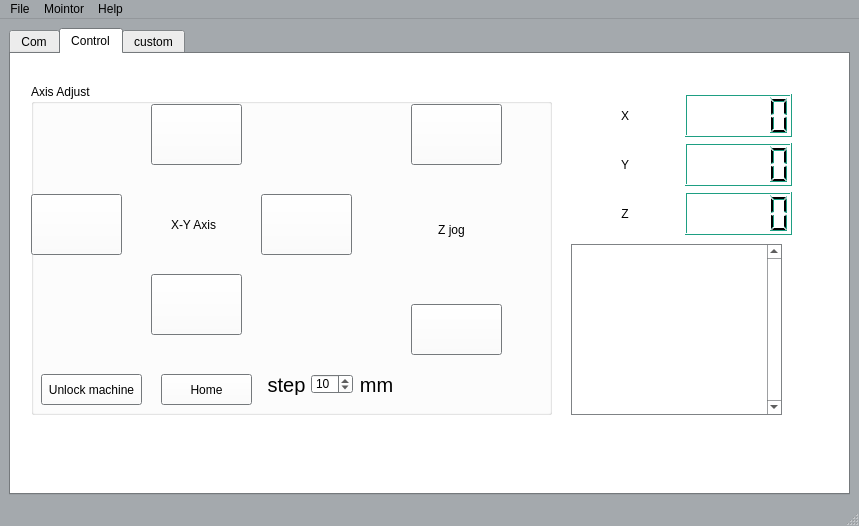
kmolLin/Pyquino, file core/mainwindow.ui: the form before one commit.
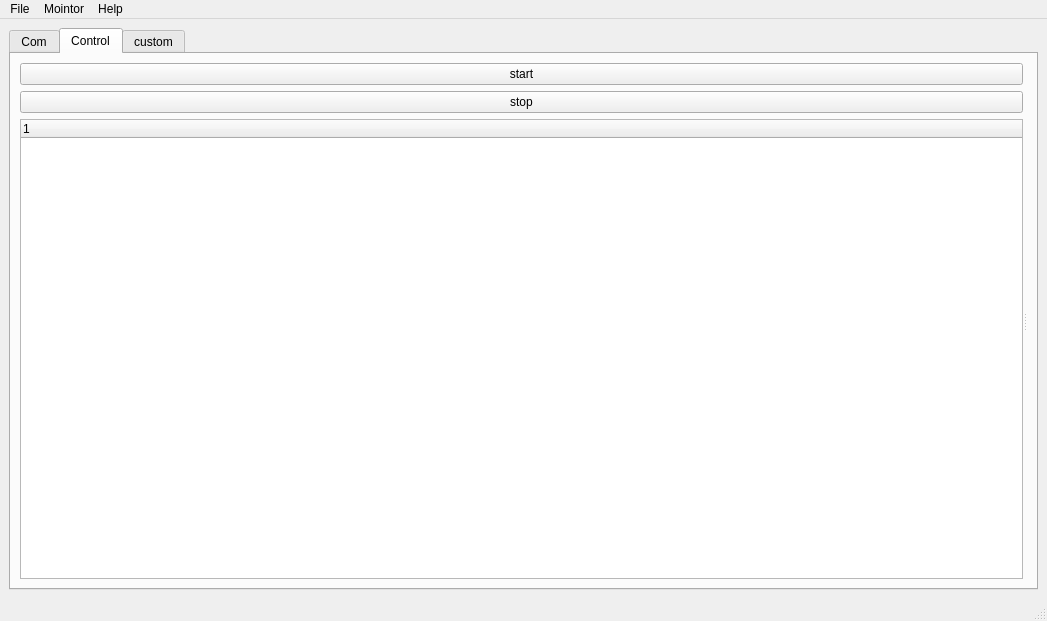
The form after the commit. The open tabs and pages were chosen to show the change. Icons and pictures are not drawn.

Patch:
```diff
--- a/core/mainwindow.ui
+++ b/core/mainwindow.ui
@@ -6,263 +6,10 @@
    <rect>
     <x>0</x>
     <y>0</y>
-    <width>859</width>
-    <height>526</height>
+    <width>1047</width>
+    <height>621</height>
    </rect>
   </property>
-  <property name="palette">
-   <palette>
-    <active>
-     <colorrole role="WindowText">
-      <brush brushstyle="SolidPattern">
-       <color alpha="255">
-        <red>0</red>
-        <green>0</green>
-        <blue>0</blue>
-       </color>
-      </brush>
-     </colorrole>
-     <colorrole role="Button">
-      <brush brushstyle="SolidPattern">
-       <color alpha="255">
-        <red>255</red>
-        <green>255</green>
-        <blue>255</blue>
-       </color>
-      </brush>
-     </colorrole>
-     <colorrole role="Dark">
-      <brush brushstyle="SolidPattern">
-       <color alpha="255">
-        <red>30</red>
-        <green>159</green>
-        <blue>131</blue>
-       </color>
-      </brush>
-     </colorrole>
-     <colorrole role="Text">
-      <brush brushstyle="SolidPattern">
-       <color alpha="255">
-        <red>0</red>
-        <green>0</green>
-        <blue>0</blue>
-       </color>
-      </brush>
-     </colorrole>
-     <colorrole role="BrightText">
-      <brush brushstyle="SolidPattern">
-       <color alpha="255">
-        <red>255</red>
-        <green>255</green>
-        <blue>255</blue>
-       </color>
-      </brush>
-     </colorrole>
-     <colorrole role="ButtonText">
-      <brush brushstyle="SolidPattern">
-       <color alpha="255">
-        <red>0</red>
-        <green>0</green>
-        <blue>0</blue>
-       </color>
-      </brush>
-     </colorrole>
-     <colorrole role="Base">
-      <brush brushstyle="SolidPattern">
-       <color alpha="255">
-        <red>255</red>
-        <green>255</green>
-        <blue>255</blue>
-       </color>
-      </brush>
-     </colorrole>
-     <colorrole role="Window">
-      <brush brushstyle="SolidPattern">
-       <color alpha="255">
-        <red>164</red>
-        <green>169</green>
-        <blue>173</blue>
-       </color>
-      </brush>
-     </colorrole>
-     <colorrole role="HighlightedText">
-      <brush brushstyle="SolidPattern">
-       <color alpha="255">
-        <red>255</red>
-        <green>255</green>
-        <blue>255</blue>
-       </color>
-      </brush>
-     </colorrole>
-    </active>
-    <inactive>
-     <colorrole role="WindowText">
-      <brush brushstyle="SolidPattern">
-       <color alpha="255">
-        <red>0</red>
-        <green>0</green>
-        <blue>0</blue>
-       </color>
-      </brush>
-     </colorrole>
-     <colorrole role="Button">
-      <brush brushstyle="SolidPattern">
-       <color alpha="255">
-        <red>255</red>
-        <green>255</green>
-        <blue>255</blue>
-       </color>
-      </brush>
-     </colorrole>
-     <colorrole role="Dark">
-      <brush brushstyle="SolidPattern">
-       <color alpha="255">
-        <red>30</red>
-        <green>159</green>
-        <blue>131</blue>
-       </color>
-      </brush>
-     </colorrole>
-     <colorrole role="Text">
-      <brush brushstyle="SolidPattern">
-       <color alpha="255">
-        <red>0</red>
-        <green>0</green>
-        <blue>0</blue>
-       </color>
-      </brush>
-     </colorrole>
-     <colorrole role="BrightText">
-      <brush brushstyle="SolidPattern">
-       <color alpha="255">
-        <red>255</red>
-        <green>255</green>
-        <blue>255</blue>
-       </color>
-      </brush>
-     </colorrole>
-     <colorrole role="ButtonText">
-      <brush brushstyle="SolidPattern">
-       <color alpha="255">
-        <red>0</red>
-        <green>0</green>
-        <blue>0</blue>
-       </color>
-      </brush>
-     </colorrole>
-     <colorrole role="Base">
-      <brush brushstyle="SolidPattern">
-       <color alpha="255">
-        <red>255</red>
-        <green>255</green>
-        <blue>255</blue>
-       </color>
-      </brush>
-     </colorrole>
-     <colorrole role="Window">
-      <brush brushstyle="SolidPattern">
-       <color alpha="255">
-        <red>164</red>
-        <green>169</green>
-        <blue>173</blue>
-       </color>
-      </brush>
-     </colorrole>
-     <colorrole role="HighlightedText">
-      <brush brushstyle="SolidPattern">
-       <color alpha="255">
-        <red>255</red>
-        <green>255</green>
-        <blue>255</blue>
-       </color>
-      </brush>
-     </colorrole>
-    </inactive>
-    <disabled>
-     <colorrole role="WindowText">
-      <brush brushstyle="SolidPattern">
-       <color alpha="255">
-        <red>30</red>
-        <green>159</green>
-        <blue>131</blue>
-       </color>
-      </brush>
-     </colorrole>
-     <colorrole role="Button">
-      <brush brushstyle="SolidPattern">
-       <color alpha="255">
-        <red>255</red>
-        <green>255</green>
-        <blue>255</blue>
-       </color>
-      </brush>
-     </colorrole>
-     <colorrole role="Dark">
-      <brush brushstyle="SolidPattern">
-       <color alpha="255">
-        <red>30</red>
-        <green>159</green>
-        <blue>131</blue>
-       </color>
-      </brush>
-     </colorrole>
-     <colorrole role="Text">
-      <brush brushstyle="SolidPattern">
-       <color alpha="255">
-        <red>30</red>
-        <green>159</green>
-        <blue>131</blue>
-       </color>
-      </brush>
-     </colorrole>
-     <colorrole role="BrightText">
-      <brush brushstyle="SolidPattern">
-       <color alpha="255">
-        <red>255</red>
-        <green>255</green>
-        <blue>255</blue>
-       </color>
-      </brush>
-     </colorrole>
-     <colorrole role="ButtonText">
-      <brush brushstyle="SolidPattern">
-       <color alpha="255">
-        <red>30</red>
-        <green>159</green>
-        <blue>131</blue>
-       </color>
-      </brush>
-     </colorrole>
-     <colorrole role="Base">
-      <brush brushstyle="SolidPattern">
-       <color alpha="255">
-        <red>164</red>
-        <green>169</green>
-        <blue>173</blue>
-       </color>
-      </brush>
-     </colorrole>
-     <colorrole role="Window">
-      <brush brushstyle="SolidPattern">
-       <color alpha="255">
-        <red>164</red>
-        <green>169</green>
-        <blue>173</blue>
-       </color>
-      </brush>
-     </colorrole>
-     <colorrole role="HighlightedText">
-      <brush brushstyle="SolidPattern">
-       <color alpha="255">
-        <red>255</red>
-        <green>255</green>
-        <blue>255</blue>
-       </color>
-      </brush>
-     </colorrole>
-    </disabled>
-   </palette>
-  </property>
   <property name="windowTitle">
    <string>Pyqtuino</string>
   </property>
@@ -277,151 +24,6 @@
    <layout class="QVBoxLayout" name="verticalLayout">
     <item>
      <widget class="QTabWidget" name="tabWidget">
-      <property name="palette">
-       <palette>
-        <active>
-         <colorrole role="WindowText">
-          <brush brushstyle="SolidPattern">
-           <color alpha="255">
-            <red>0</red>
-            <green>0</green>
-            <blue>0</blue>
-           </color>
-          </brush>
-         </colorrole>
-         <colorrole role="Text">
-          <brush brushstyle="SolidPattern">
-           <color alpha="255">
-            <red>0</red>
-            <green>0</green>
-            <blue>0</blue>
-           </color>
-          </brush>
-         </colorrole>
-         <colorrole role="ButtonText">
-          <brush brushstyle="SolidPattern">
-           <color alpha="255">
-            <red>255</red>
-            <green>255</green>
-            <blue>255</blue>
-           </color>
-          </brush>
-         </colorrole>
-         <colorrole role="Base">
-          <brush brushstyle="SolidPattern">
-           <color alpha="255">
-            <red>255</red>
-            <green>255</green>
-            <blue>255</blue>
-           </color>
-          </brush>
-         </colorrole>
-         <colorrole role="Window">
-          <brush brushstyle="SolidPattern">
-           <color alpha="255">
-            <red>164</red>
-            <green>169</green>
-            <blue>173</blue>
-           </color>
-          </brush>
-         </colorrole>
-        </active>
-        <inactive>
-         <colorrole role="WindowText">
-          <brush brushstyle="SolidPattern">
-           <color alpha="255">
-            <red>0</red>
-            <green>0</green>
-            <blue>0</blue>
-           </color>
-          </brush>
-         </colorrole>
-         <colorrole role="Text">
-          <brush brushstyle="SolidPattern">
-           <color alpha="255">
-            <red>0</red>
-            <green>0</green>
-            <blue>0</blue>
-           </color>
-          </brush>
-         </colorrole>
-         <colorrole role="ButtonText">
-          <brush brushstyle="SolidPattern">
-           <color alpha="255">
-            <red>255</red>
-            <green>255</green>
-            <blue>255</blue>
-           </color>
-          </brush>
-         </colorrole>
-         <colorrole role="Base">
-          <brush brushstyle="SolidPattern">
-           <color alpha="255">
-            <red>255</red>
-            <green>255</green>
-            <blue>255</blue>
-           </color>
-          </brush>
-         </colorrole>
-         <colorrole role="Window">
-          <brush brushstyle="SolidPattern">
-           <color alpha="255">
-            <red>164</red>
-            <green>169</green>
-            <blue>173</blue>
-           </color>
-          </brush>
-         </colorrole>
-        </inactive>
-        <disabled>
-         <colorrole role="WindowText">
-          <brush brushstyle="SolidPattern">
-           <color alpha="255">
-            <red>30</red>
-            <green>159</green>
-            <blue>131</blue>
-           </color>
-          </brush>
-         </colorrole>
-         <colorrole role="Text">
-          <brush brushstyle="SolidPattern">
-           <color alpha="255">
-            <red>30</red>
-            <green>159</green>
-            <blue>131</blue>
-           </color>
-          </brush>
-         </colorrole>
-         <colorrole role="ButtonText">
-          <brush brushstyle="SolidPattern">
-           <color alpha="255">
-            <red>30</red>
-            <green>159</green>
-            <blue>131</blue>
-           </color>
-          </brush>
-         </colorrole>
-         <colorrole role="Base">
-          <brush brushstyle="SolidPattern">
-           <color alpha="255">
-            <red>164</red>
-            <green>169</green>
-            <blue>173</blue>
-           </color>
-          </brush>
-         </colorrole>
-         <colorrole role="Window">
-          <brush brushstyle="SolidPattern">
-           <color alpha="255">
-            <red>164</red>
-            <green>169</green>
-            <blue>173</blue>
-           </color>
-          </brush>
-         </colorrole>
-        </disabled>
-       </palette>
-      </property>
       <property name="autoFillBackground">
        <bool>true</bool>
       </property>
@@ -806,437 +408,54 @@
        <attribute name="title">
         <string>Control</string>
        </attribute>
-       <widget class="QGroupBox" name="groupBox_2">
-        <property name="geometry">
-         <rect>
-          <x>20</x>
-          <y>30</y>
-          <width>521</width>
-          <height>331</height>
-         </rect>
-        </property>
-        <property name="title">
-         <string>Axis Adjust</string>
-        </property>
-        <widget class="QPushButton" name="yAxisup">
-         <property name="geometry">
-          <rect>
-           <x>120</x>
-           <y>20</y>
-           <width>91</width>
-           <height>61</height>
-          </rect>
-         </property>
-         <property name="text">
-          <string/>
-         </property>
-         <property name="icon">
-          <iconset resource="../icons.qrc">
-           <normaloff>:/icons/arrow-up-b.png</normaloff>:/icons/arrow-up-b.png</iconset>
-         </property>
-         <property name="iconSize">
-          <size>
-           <width>30</width>
-           <height>30</height>
-          </size>
-         </property>
-        </widget>
-        <widget class="QPushButton" name="xAxisleft">
-         <property name="geometry">
-          <rect>
-           <x>0</x>
-           <y>110</y>
-           <width>91</width>
-           <height>61</height>
-          </rect>
-         </property>
-         <property name="text">
-          <string/>
-         </property>
-         <property name="icon">
-          <iconset resource="../icons.qrc">
-           <normaloff>:/icons/arrow-left-b.png</normaloff>:/icons/arrow-left-b.png</iconset>
-         </property>
-         <property name="iconSize">
-          <size>
-           <width>30</width>
-           <height>30</height>
-          </size>
-         </property>
-        </widget>
-        <widget class="QPushButton" name="xAxisrigh">
-         <property name="geometry">
-          <rect>
-           <x>230</x>
-           <y>110</y>
-           <width>91</width>
-           <height>61</height>
-          </rect>
-         </property>
-         <property name="text">
-          <string/>
-         </property>
-         <property name="icon">
-          <iconset resource="../icons.qrc">
-           <normaloff>:/icons/arrow-right-b.png</normaloff>:/icons/arrow-right-b.png</iconset>
-         </property>
-         <property name="iconSize">
-          <size>
-           <width>30</width>
-           <height>30</height>
-          </size>
-         </property>
-        </widget>
-        <widget class="QPushButton" name="yAxisdown">
-         <property name="geometry">
-          <rect>
-           <x>120</x>
-           <y>190</y>
-           <width>91</width>
-           <height>61</height>
-          </rect>
-         </property>
-         <property name="text">
-          <string/>
-         </property>
-         <property name="icon">
-          <iconset resource="../icons.qrc">
-           <normaloff>:/icons/arrow-down-b.png</normaloff>:/icons/arrow-down-b.png</iconset>
-         </property>
-         <property name="iconSize">
-          <size>
-           <width>30</width>
-           <height>30</height>
-          </size>
-         </property>
-        </widget>
-        <widget class="QPushButton" name="zupButton">
-         <property name="geometry">
-          <rect>
-           <x>380</x>
-           <y>20</y>
-           <width>91</width>
-           <height>61</height>
-          </rect>
-         </property>
-         <property name="text">
-          <string/>
-         </property>
-         <property name="icon">
-          <iconset resource="../icons.qrc">
-           <normaloff>:/icons/arrow-up-a.png</normaloff>:/icons/arrow-up-a.png</iconset>
-         </property>
-         <property name="iconSize">
-          <size>
-           <width>30</width>
-           <height>30</height>
-          </size>
-         </property>
-        </widget>
-        <widget class="QPushButton" name="zdownButton">
-         <property name="geometry">
-          <rect>
-           <x>380</x>
-           <y>220</y>
-           <width>91</width>
-           <height>51</height>
-          </rect>
-         </property>
-         <property name="text">
-          <string/>
-         </property>
-         <property name="icon">
-          <iconset resource="../icons.qrc">
-           <normaloff>:/icons/arrow-down-a.png</normaloff>:/icons/arrow-down-a.png</iconset>
-         </property>
-         <property name="iconSize">
-          <size>
-           <width>30</width>
-           <height>30</height>
-          </size>
-         </property>
-        </widget>
-        <widget class="QLabel" name="label_6">
-         <property name="geometry">
-          <rect>
-           <x>380</x>
-           <y>130</y>
-           <width>81</width>
-           <height>31</height>
-          </rect>
-         </property>
-         <property name="text">
-          <string>Z jog</string>
-         </property>
-         <property name="alignment">
-          <set>Qt::AlignCenter</set>
-         </property>
-        </widget>
-        <widget class="QPushButton" name="unlockMachine">
-         <property name="geometry">
-          <rect>
-           <x>10</x>
-           <y>290</y>
-           <width>101</width>
-           <height>31</height>
-          </rect>
-         </property>
-         <property name="palette">
-          <palette>
-           <active>
-            <colorrole role="ButtonText">
-             <brush brushstyle="SolidPattern">
-              <color alpha="255">
-               <red>0</red>
-               <green>0</green>
-               <blue>0</blue>
-              </color>
-             </brush>
-            </colorrole>
-           </active>
-           <inactive>
-            <colorrole role="ButtonText">
-             <brush brushstyle="SolidPattern">
-              <color alpha="255">
-               <red>0</red>
-               <green>0</green>
-               <blue>0</blue>
-              </color>
-             </brush>
-            </colorrole>
-           </inactive>
-           <disabled>
-            <colorrole role="ButtonText">
-             <brush brushstyle="SolidPattern">
-              <color alpha="255">
-               <red>30</red>
-               <green>159</green>
-               <blue>131</blue>
-              </color>
-             </brush>
-            </colorrole>
-           </disabled>
-          </palette>
-         </property>
-         <property name="text">
-          <string>Unlock machine</string>
-         </property>
-        </widget>
-        <widget class="QLabel" name="label_7">
-         <property name="geometry">
-          <rect>
-           <x>140</x>
-           <y>130</y>
-           <width>51</width>
-           <height>21</height>
-          </rect>
-         </property>
-         <property name="text">
-          <string>X-Y Axis</string>
-         </property>
-        </widget>
-        <widget class="QPushButton" name="homeButton">
-         <property name="geometry">
-          <rect>
-           <x>130</x>
-           <y>290</y>
-           <width>91</width>
-           <height>31</height>
-          </rect>
-         </property>
-         <property name="palette">
-          <palette>
-           <active>
-            <colorrole role="ButtonText">
-             <brush brushstyle="SolidPattern">
-              <color alpha="255">
-               <red>0</red>
-               <green>0</green>
-               <blue>0</blue>
-              </color>
-             </brush>
-            </colorrole>
-           </active>
-           <inactive>
-            <colorrole role="ButtonText">
-             <brush brushstyle="SolidPattern">
-              <color alpha="255">
-               <red>0</red>
-               <green>0</green>
-               <blue>0</blue>
-              </color>
-             </brush>
-            </colorrole>
-           </inactive>
-           <disabled>
-            <colorrole role="ButtonText">
-             <brush brushstyle="SolidPattern">
-              <color alpha="255">
-               <red>30</red>
-               <green>159</green>
-               <blue>131</blue>
-              </color>
-             </brush>
-            </colorrole>
-           </disabled>
-          </palette>
-         </property>
-         <property name="text">
-          <string>Home</string>
-         </property>
-        </widget>
-        <widget class="QSpinBox" name="stepbox">
-         <property name="geometry">
-          <rect>
-           <x>280</x>
-           <y>290</y>
-           <width>42</width>
-           <height>20</height>
-          </rect>
-         </property>
-         <property name="maximum">
-          <number>100</number>
-         </property>
-         <property name="singleStep">
-          <number>0</number>
-         </property>
-         <property name="value">
-          <number>10</number>
-         </property>
-        </widget>
-        <widget class="QLabel" name="label_11">
-         <property name="geometry">
-          <rect>
-           <x>230</x>
-           <y>290</y>
-           <width>51</width>
-           <height>21</height>
-          </rect>
-         </property>
-         <property name="font">
-          <font>
-           <pointsize>15</pointsize>
-          </font>
-         </property>
-         <property name="text">
-          <string>step</string>
-         </property>
-         <property name="alignment">
-          <set>Qt::AlignCenter</set>
-         </property>
-        </widget>
-        <widget class="QLabel" name="label_12">
-         <property name="geometry">
-          <rect>
-           <x>320</x>
-           <y>290</y>
-           <width>51</width>
-           <height>21</height>
-          </rect>
-         </property>
-         <property name="font">
-          <font>
-           <pointsize>15</pointsize>
-          </font>
-         </property>
-         <property name="text">
-          <string>mm</string>
-         </property>
-         <property name="alignment">
-          <set>Qt::AlignCenter</set>
-         </property>
-        </widget>
-       </widget>
-       <widget class="QWidget" name="gridLayoutWidget">
-        <property name="geometry">
-         <rect>
-          <x>560</x>
-          <y>40</y>
-          <width>221</width>
-          <height>141</height>
-         </rect>
-        </property>
-        <layout class="QGridLayout" name="gridLayout">
-         <item row="0" column="0">
-          <widget class="QLabel" name="label_8">
-           <property name="text">
-            <string>X</string>
-           </property>
-           <property name="alignment">
-            <set>Qt::AlignCenter</set>
-           </property>
+       <layout class="QVBoxLayout" name="verticalLayout_4">
+        <item>
+         <widget class="QSplitter" name="main_splitter">
+          <property name="orientation">
+           <enum>Qt::Horizontal</enum>
+          </property>
+          <widget class="QWidget" name="layoutWidget">
+           <layout class="QVBoxLayout" name="verticalLayout_3">
+            <item>
+             <widget class="QPushButton" name="sim_start">
+              <property name="text">
+               <string>start</string>
+              </property>
+             </widget>
+            </item>
+            <item>
+             <widget class="QPushButton" name="sim_stop">
+              <property name="text">
+               <string>stop</string>
+              </property>
+             </widget>
+            </item>
+            <item>
+             <widget class="QTreeWidget" name="simtree">
+              <property name="contextMenuPolicy">
+               <enum>Qt::CustomContextMenu</enum>
+              </property>
+              <property name="dragDropMode">
+               <enum>QAbstractItemView::InternalMove</enum>
+              </property>
+              <property name="defaultDropAction">
+               <enum>Qt::MoveAction</enum>
+              </property>
+              <column>
+               <property name="text">
+                <string>1</string>
+               </property>
+              </column>
+             </widget>
+            </item>
+           </layout>
           </widget>
-         </item>
-         <item row="0" column="1">
-          <widget class="QLCDNumber" name="xAxis"/>
-         </item>
-         <item row="1" column="0">
-          <widget class="QLabel" name="label_9">
-           <property name="text">
-            <string>Y</string>
-           </property>
-           <property name="alignment">
-            <set>Qt::AlignCenter</set>
-           </property>
+          <widget class="QWidget" name="layoutWidget">
+           <layout class="QHBoxLayout" name="painter_layout"/>
           </widget>
-         </item>
-         <item row="1" column="1">
-          <widget class="QLCDNumber" name="yAxis"/>
-         </item>
-         <item row="2" column="1">
-          <widget class="QLCDNumber" name="zAxis"/>
-         </item>
-         <item row="2" column="0">
-          <widget class="QLabel" name="label_10">
-           <property name="text">
-            <string>Z</string>
-           </property>
-           <property name="alignment">
-            <set>Qt::AlignCenter</set>
-           </property>
-          </widget>
-         </item>
-        </layout>
-       </widget>
-       <widget class="QTextEdit" name="textEditReceived2">
-        <property name="geometry">
-         <rect>
-          <x>560</x>
-          <y>190</y>
-          <width>211</width>
-          <height>171</height>
-         </rect>
-        </property>
-        <property name="sizePolicy">
-         <sizepolicy hsizetype="Fixed" vsizetype="Fixed">
-          <horstretch>0</horstretch>
-          <verstretch>0</verstretch>
-         </sizepolicy>
-        </property>
-        <property name="font">
-         <font>
-          <pointsize>10</pointsize>
-         </font>
-        </property>
-        <property name="verticalScrollBarPolicy">
-         <enum>Qt::ScrollBarAlwaysOn</enum>
-        </property>
-        <property name="horizontalScrollBarPolicy">
-         <enum>Qt::ScrollBarAsNeeded</enum>
-        </property>
-        <property name="sizeAdjustPolicy">
-         <enum>QAbstractScrollArea::AdjustToContentsOnFirstShow</enum>
-        </property>
-        <property name="autoFormatting">
-         <set>QTextEdit::AutoBulletList</set>
-        </property>
-        <property name="readOnly">
-         <bool>true</bool>
-        </property>
-        <property name="overwriteMode">
-         <bool>true</bool>
-        </property>
-       </widget>
+         </widget>
+        </item>
+       </layout>
       </widget>
       <widget class="QWidget" name="tab_3">
        <attribute name="title">
@@ -1310,7 +529,7 @@
     <rect>
      <x>0</x>
      <y>0</y>
-     <width>859</width>
+     <width>1047</width>
      <height>21</height>
     </rect>
    </property>
```
Left out of the diff: 8 changed lines with no effect on the pictures.
